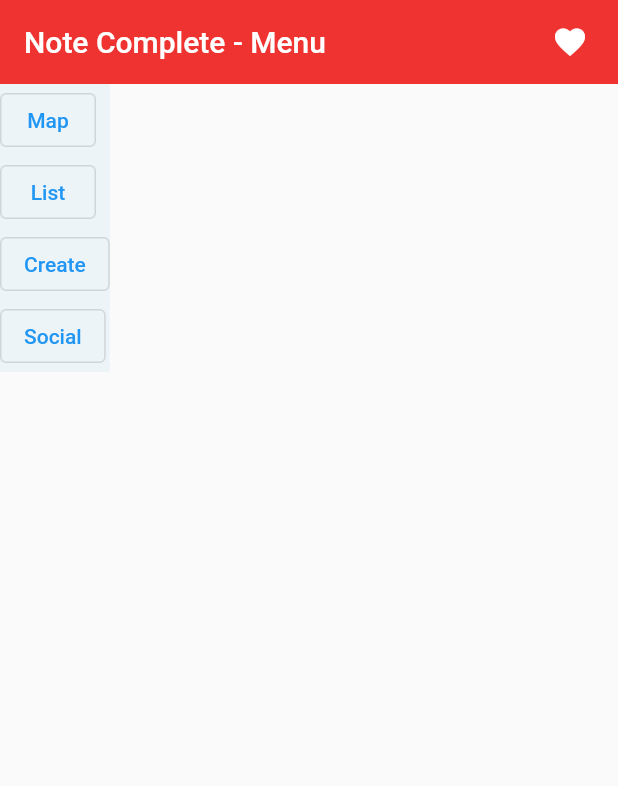
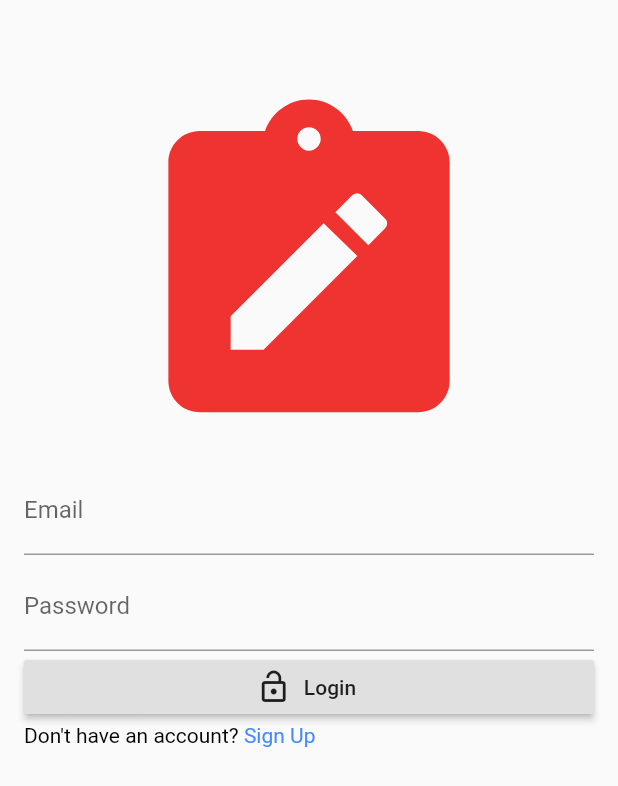
Before and after one commit to mgabrove/NotePlus, a Flutter app: the screen it shows after launch, on a phone screen of 412 x 824 dp. Shown: the top 786 px of the screen. Run offline on Flutter 3.47's test engine with Material 2 defaults, Android fonts, the phone set to English and light mode, and no system bars; our stand-ins replace cloud_firestore, firebase_auth, firebase_core, geolocator, google_maps_flutter; accounts and stored records are empty.

Commit message:
login screen, auth, better routing, dialog boxes

```diff
--- a/lib/main.dart
+++ b/lib/main.dart
@@ -1,8 +1,15 @@
+import 'package:cloud_firestore/cloud_firestore.dart';
 import 'package:flutter/material.dart';
 import 'package:note_complete/screens/wrapper.dart';
 import 'package:firebase_core/firebase_core.dart';
 import 'package:note_complete/screens/functionality/home.dart';
 import 'package:note_complete/screens/functionality/notification/create.dart';
+import 'package:firebase_auth/firebase_auth.dart';
+import 'package:note_complete/screens/functionality/notification/map.dart';
+import 'package:note_complete/screens/functionality/notification/list.dart';
+import 'package:note_complete/screens/functionality/social/social.dart';
+import 'package:note_complete/screens/auth/login.dart';
+import 'package:note_complete/screens/auth/signup.dart';
 
 Future main() async {
   WidgetsFlutterBinding.ensureInitialized();
@@ -15,11 +22,15 @@ class MyApp extends StatelessWidget {
   @override
   Widget build(BuildContext context) {
     return MaterialApp(
-      //home: Wrapper(),
+      initialRoute: '/',
       routes: {
-        '/' : (BuildContext context)=>Home(),
-        '/create' : (BuildContext context)=>Create(),
-        //'/register' : (BuildContext context)=>Login(),
+        '/' : (BuildContext context) => Wrapper(),
+        '/login' : (BuildContext context) => Login(),
+        '/signUp' : (BuildContext context) => Signup(),
+        '/map' : (BuildContext context) => Map(),
+        '/list' : (BuildContext context) => List(),
+        '/create' : (BuildContext context) => Create(),
+        '/social' : (BuildContext context) => Social(),
       },
     );
   }
--- a/lib/screens/auth/login.dart
+++ b/lib/screens/auth/login.dart
@@ -0,0 +1,89 @@
+import 'package:firebase_auth/firebase_auth.dart';
+import 'package:flutter/material.dart';
+import 'package:note_complete/screens/header.dart';
+
+class Login extends StatefulWidget {
+  @override
+  _Login createState() => _Login();
+}
+
+class _Login extends State<Login> {
+  final emailController = TextEditingController();
+  final passwordController = TextEditingController();
+
+  Color customRed = Color.fromRGBO(238, 51, 48, 1);
+
+  @override
+  void dispose() {
+    emailController.dispose();
+    passwordController.dispose();
+
+    super.dispose();
+  }
+
+  void signup() {
+    Navigator.pushReplacementNamed(context, "/signUp");
+  }
+
+  Future signIn() async {
+    try {
+      await FirebaseAuth.instance.signInWithEmailAndPassword(
+        email: emailController.text.trim(),
+        password: passwordController.text.trim(),
+      );
+      Navigator.pushReplacementNamed(context, "/");
+    } on FirebaseAuthException catch (e) {
+      print(e);
+    }
+  }
+
+  @override
+  Widget build(BuildContext context) {
+    return Scaffold(
+        body: SingleChildScrollView(
+          padding: EdgeInsets.all(16),
+          child: Column(
+            mainAxisAlignment: MainAxisAlignment.center,
+            crossAxisAlignment: CrossAxisAlignment.stretch,
+            children: <Widget>[
+              SizedBox(height: 40),
+              Icon(Icons.note_alt,
+                  color: Color.fromRGBO(238, 51, 48, 1),
+                  size: MediaQuery.of(context).orientation == Orientation.portrait ? 250 : 50
+              ),
+              SizedBox(height: 5),
+              TextField(
+                controller: emailController,
+                cursorColor: Colors.white,
+                textInputAction: TextInputAction.next,
+                decoration: InputDecoration(labelText: "Email"),
+              ),
+              SizedBox(height: 5),
+              TextField(
+                controller: passwordController,
+                textInputAction: TextInputAction.done,
+                decoration: InputDecoration(labelText: "Password"),
+                obscureText: true,
+              ),
+              RaisedButton.icon(
+                label: Text("Login"),
+                icon: Icon(Icons.lock_open),
+                onPressed: signIn,
+              ),
+              RichText(
+                text: TextSpan(
+                    text: 'Don\'t have an account?',
+                    style: TextStyle(color: Colors.black, fontSize: 14),
+                    children: <TextSpan>[
+                      TextSpan(text: ' Sign Up',
+                          style: TextStyle(color: Colors.blueAccent, fontSize: 14)
+                      )
+                    ]
+                ),
+              ),
+          ],
+        ),
+      )
+    );
+  }
+}
--- a/lib/screens/wrapper.dart
+++ b/lib/screens/wrapper.dart
@@ -1,9 +1,24 @@
 import 'package:flutter/material.dart';
 import 'package:note_complete/screens/functionality/home.dart';
+import 'package:note_complete/screens/auth/login.dart';
+import 'package:firebase_auth/firebase_auth.dart';
 
 class Wrapper extends StatelessWidget {
   @override
-  Widget build(BuildContext context) {
-    return Home();
-  }
+  Widget build(BuildContext context) => Scaffold(
+    body: StreamBuilder<User?>(
+      stream: FirebaseAuth.instance.authStateChanges(),
+      builder: (context, snapshot) {
+        if(snapshot.connectionState == ConnectionState.waiting) {
+          return Center(child: CircularProgressIndicator());
+        } else if (snapshot.hasError){
+          return Center(child: Text("Something went wrong."));
+        } else if (snapshot.hasData){
+          return Home();
+        } else {
+          return Login();
+        }
+      },
+    ),
+  );
 }
--- a/pubspec.yaml
+++ b/pubspec.yaml
@@ -34,6 +34,7 @@ dependencies:
   geolocator: ^9.0.0
 
   cloud_firestore: ^3.2.1
+  firebase_auth: ^3.8.0
 
 dev_dependencies:
   flutter_test:
```
Also changed, not shown: lib/screens/auth/signup.dart (+85 -0 lines), lib/screens/customdialog.dart (added, +69 -0 lines), lib/screens/functionality/home.dart (+86 -53 lines), lib/screens/functionality/notification/create.dart (+4 -30 lines), lib/screens/functionality/notification/list.dart (+4 -3 lines), lib/screens/functionality/notification/map.dart (+9 -12 lines), lib/screens/functionality/social/social.dart (+5 -11 lines), lib/screens/header.dart (added, +61 -0 lines), pubspec.lock.
